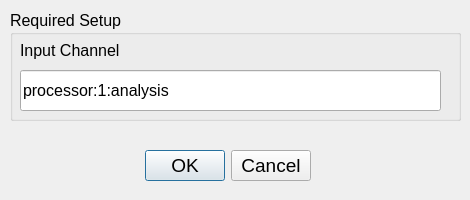
Above: src/dashpva/gui/pv_config.ui from AdvancedPhotonSource/DashPVA before the change. Below: the same form after it.
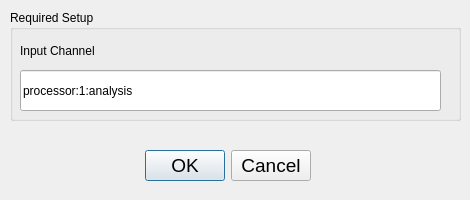
That is the form after the change.

Commit message:
fix: remove redundant font blocks and relax sizing constraints in .ui files
Strip ~50 redundant pointsize declarations from imageshow.ui (all
inherited from root), ~40 from hkl_3d_slice_window.ui, and child
font blocks from 3 other .ui files. Remove restrictive maximumSize
on scroll area (was 425px), stats labels, and Plot Stats buttons.
Relax Start/Stop Live View button minimumSize to prevent text
cropping on resize. Reduce HKL 3D viewer minimum width from 1125
to 600. Total: -641 lines of redundant layout constraints.

The edit to the form file:
```diff
--- a/src/dashpva/gui/pv_config.ui
+++ b/src/dashpva/gui/pv_config.ui
@@ -22,11 +22,6 @@
      <height>111</height>
     </rect>
    </property>
-   <property name="font">
-    <font>
-     <pointsize>12</pointsize>
-    </font>
-   </property>
    <property name="title">
     <string>Required Setup</string>
    </property>
@@ -39,11 +34,6 @@
       <height>41</height>
      </rect>
     </property>
-    <property name="font">
-     <font>
-      <pointsize>12</pointsize>
-     </font>
-    </property>
     <property name="text">
      <string>processor:1:analysis</string>
     </property>
@@ -57,11 +47,6 @@
       <height>21</height>
      </rect>
     </property>
-    <property name="font">
-     <font>
-      <pointsize>12</pointsize>
-     </font>
-    </property>
     <property name="text">
      <string>Input Channel</string>
     </property>
```
The commit also changes 4 other files.
